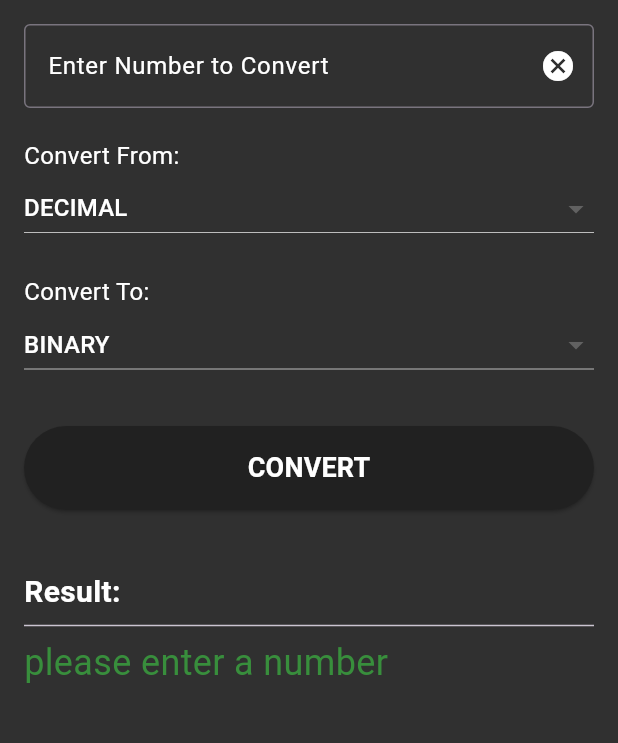
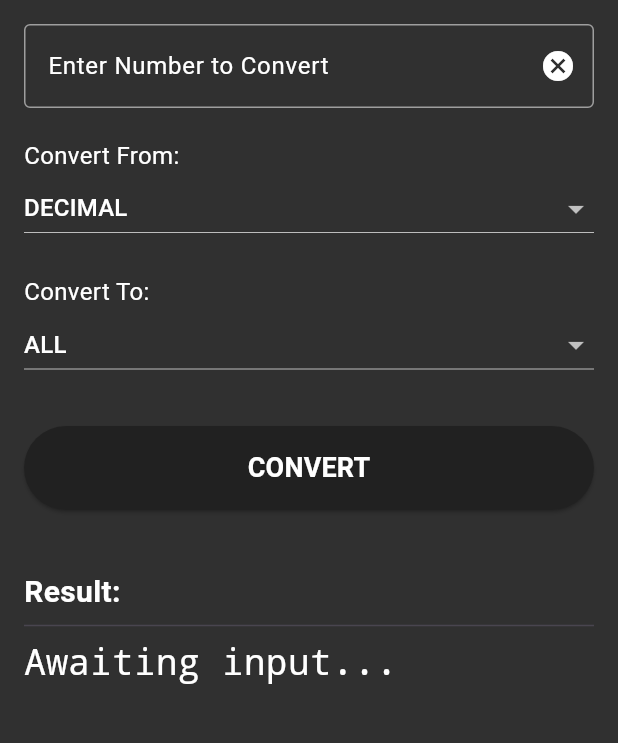
Before and after one commit to Mwaurahh/NumberSystemConverter, a Flutter app: the screen it shows after launch, after a tap on "CONVERT", on a phone screen of 412 x 824 dp, the part 84-827 px from its top. Run offline on Flutter 3.47's test engine with Material 3 defaults, Android fonts, the light colour scheme and no system bars.

Commit message:
Enhance number converter functionality and UI
Updated the number converter app to support conversion to all number systems and improved input handling.

```diff
--- a/lib/main.dart
+++ b/lib/main.dart
@@ -1,7 +1,9 @@
 import 'package:flutter/material.dart';
-void main (){
+
+void main() {
   runApp(const NumberConverterApp());
 }
+
 //main app class
 class NumberConverterApp extends StatelessWidget {
   const NumberConverterApp({super.key});
@@ -13,6 +15,7 @@ class NumberConverterApp extends StatelessWidget {
       theme: ThemeData(
         // Define the default brightness and colors.
         primarySwatch: Colors.grey,
+        brightness: Brightness.dark,
       ),
       debugShowCheckedModeBanner: false,
       //we call the converter screen function here
@@ -20,6 +23,7 @@ class NumberConverterApp extends StatelessWidget {
     );
   }
 }
+
 //convert screen function
 class ConverterScreen extends StatefulWidget {
   const ConverterScreen({super.key});
@@ -30,13 +34,21 @@ class ConverterScreen extends StatefulWidget {
 
 class _ConverterScreenState extends State<ConverterScreen> {
   // where the user gets to input the number
-  final TextEditingController _inputController =TextEditingController();
+  final TextEditingController _inputController = TextEditingController();
 // encapsulate the variables to ensure that external changes wount break the logic
   String _fromSystem = 'DECIMAL';
-  String _toSystem = 'BINARY';
+  String _toSystem = 'ALL';
   String _result = '';
 
-final List<String> _systems = ['DECIMAL','BINARY','OCTAL','HEXADECIMAL'];
+
+  final List<String> _fromSystems = ['DECIMAL', 'BINARY', 'OCTAL', 'HEXADECIMAL'];
+  final List<String> _toSystems = [
+    'ALL',
+    'DECIMAL',
+    'BINARY',
+    'OCTAL',
+    'HEXADECIMAL'
+  ];
 
 //clean the text editor
   @override
@@ -46,7 +58,7 @@ final List<String> _systems = ['DECIMAL','BINARY','OCTAL','HEXADECIMAL'];
   }
 
   // if else statements for the base values
-  int _getBase(String systemName){
+  int _getBase(String systemName) {
     switch (systemName) {
       case 'DECIMAL':
         return 10;
@@ -61,37 +73,59 @@ final List<String> _systems = ['DECIMAL','BINARY','OCTAL','HEXADECIMAL'];
     }
   }
 
-  void _convertNumber(){
+  void _convertNumber() {
     String input = _inputController.text.trim();
-    if (input.isEmpty){
-      setState((){
-        _result = 'please enter a number';
+    if (input.isEmpty) {
+      setState(() {
+        _result = '';
       });
       return;
     }
     //get the base value of the from system
-    int fromBase=_getBase(_fromSystem);
+    int fromBase = _getBase(_fromSystem);
     //convert the input value to decimal first
     BigInt? decimalValue;
     //parse the input value and handle invalid input like letters in binary
-    try{
+    try {
       //converts the input value to bigint
-      decimalValue = BigInt.tryParse(input,radix:fromBase);
+      decimalValue = BigInt.tryParse(input, radix: fromBase);
     }
     //if an error occurs during parsing
-    catch(e){
-      setState((){
-        _result='ERROR!! invalid input for $_fromSystem system.';
+    catch (e) {
+      setState(() {
+        _result = 'ERROR!! invalid input for $_fromSystem system.';
       });
       return;
     }
     //if parsing returns null
-    if (decimalValue==null){
-      setState((){
-        _result='ERROR!! invalid input for $_fromSystem system.';
+    if (decimalValue == null) {
+      setState(() {
+        _result = 'ERROR!! invalid input for $_fromSystem system.';
       });
       return;
     }
+
+    // *** EDIT: Added this new block to handle the 'ALL' selection ***
+    if (_toSystem == 'ALL') {
+      String dec = decimalValue.toString();
+      String bin = decimalValue.toRadixString(2);
+      String oct = decimalValue.toRadixString(8);
+      String hex = decimalValue.toRadixString(16).toUpperCase();
+
+      // Format them into a multi-line string
+      String allResults = '''
+Decimal:      $dec
+Binary:       $bin
+Octal:        $oct
+Hexadecimal:  $hex
+      ''';
+
+      setState(() {
+        _result = allResults;
+      });
+      return; // Stop the function here
+    }
+
 
     //convert the decimal value to the target system
     int toBase = _getBase(_toSystem);
@@ -106,7 +140,6 @@ final List<String> _systems = ['DECIMAL','BINARY','OCTAL','HEXADECIMAL'];
       _result = finalResult;
     });
   }
-
 
   void _clearInput() {
     setState(() {
@@ -124,27 +157,35 @@ final List<String> _systems = ['DECIMAL','BINARY','OCTAL','HEXADECIMAL'];
           'Number System Converter',
         ),
         backgroundColor: Colors.grey[900],
-
         foregroundColor: Colors.white,
       ),
       backgroundColor: Colors.grey[850],
 
       body: SafeArea(
         child: SingleChildScrollView(
-
           padding: const EdgeInsets.all(16.0),
           child: Column(
             crossAxisAlignment: CrossAxisAlignment.stretch,
             children: <Widget>[
               // 1. Input Field
               TextField(
-               style: TextStyle(color:Colors.white),
+                style: const TextStyle(color: Colors.white),
                 controller: _inputController,
                 // Removed specific keyboardType to allow Hex input (A-F)
                 // We'll rely on the conversion logic for validation
+               // Added onChanged to convert live as the user types
+                onChanged: (value) {
+                  _convertNumber();
+                },
                 decoration: InputDecoration(
                   labelText: 'Enter Number to Convert',
                   labelStyle: const TextStyle(color: Colors.white),
+                  enabledBorder: const OutlineInputBorder(
+                    borderSide: BorderSide(color: Colors.grey),
+                  ),
+                  focusedBorder: const OutlineInputBorder(
+                    borderSide: BorderSide(color: Colors.white),
+                  ),
                   border: const OutlineInputBorder(),
                   //button to clear the input field
                   suffixIcon: IconButton(
@@ -157,22 +198,22 @@ final List<String> _systems = ['DECIMAL','BINARY','OCTAL','HEXADECIMAL'];
               const SizedBox(height: 20),
 
               // 2. FROM SYSTEM SELECTION
-             const Text('Convert From:', style: TextStyle(fontSize: 16,
-
-                 color: Colors.white)),
+              const Text('Convert From:',
+                  style: TextStyle(fontSize: 16, color: Colors.white)),
               DropdownButton<String>(
-               dropdownColor: Colors.grey[800] ,
+                dropdownColor: Colors.grey[800],
                 //shows the current selected value
                 value: _fromSystem,
                 isExpanded: true,
-               //list _systems is mapped to create dropdown items
-               items: _systems.map<DropdownMenuItem<String>>((String value) {
+                items:
+                    _fromSystems.map<DropdownMenuItem<String>>((String value) {
                   //map through the list of systems to create dropdown items
                   return DropdownMenuItem<String>(
                     value: value,
-                   child: Text(value, style: const TextStyle(color:Colors.white)),
+                    child:
+                        Text(value, style: const TextStyle(color: Colors.white)),
                   );
-               }).toList(),//creates a list of dropdown menu items
+                }).toList(), //creates a list of dropdown menu items
                 //checks if the user changes the system
                 onChanged: (String? newValue) {
                   setState(() {
@@ -186,20 +227,20 @@ final List<String> _systems = ['DECIMAL','BINARY','OCTAL','HEXADECIMAL'];
               const SizedBox(height: 20),
 
               // 3. TO SYSTEM SELECTION
-             const Text('Convert To:', style: TextStyle(fontSize: 16,
-                 color: Colors.white)),
+              const Text('Convert To:',
+                  style: TextStyle(fontSize: 16, color: Colors.white)),
               DropdownButton<String>(
-               dropdownColor: Colors.grey[800] ,
+                dropdownColor: Colors.grey[800],
                 //shows the current selected value
                 value: _toSystem,
                 isExpanded: true,
-               //list _systems is mapped to create dropdown items
-               items: _systems.map<DropdownMenuItem<String>>((String value) {
+                items: _toSystems.map<DropdownMenuItem<String>>((String value) {
                   return DropdownMenuItem<String>(
                     value: value,
-                   child: Text(value, style: const TextStyle(color:Colors.white)),
+                    child:
+                        Text(value, style: const TextStyle(color: Colors.white)),
                   );
-               }).toList(),//creates a list of dropdown menu items
+                }).toList(), //creates a list of dropdown menu items
                 //checks if the user changes the system
                 onChanged: (String? newValue) {
                   setState(() {
@@ -220,7 +261,8 @@ final List<String> _systems = ['DECIMAL','BINARY','OCTAL','HEXADECIMAL'];
                 ),
                 child: const Text(
                   'CONVERT',
-                 style: TextStyle(fontSize: 18,
+                  style: TextStyle(
+                      fontSize: 18,
                       fontWeight: FontWeight.bold,
                       color: Colors.white),
                 ),
@@ -231,13 +273,20 @@ final List<String> _systems = ['DECIMAL','BINARY','OCTAL','HEXADECIMAL'];
               // 5. Result Display
               const Text(
                 'Result:',
-               style: TextStyle(fontSize: 20, fontWeight: FontWeight.bold,color: Colors.white),
+                style: TextStyle(
+                    fontSize: 20,
+                    fontWeight: FontWeight.bold,
+                    color: Colors.white),
               ),
               const Divider(),
               // Display result text with appropriate styling
               SelectableText(
                 _result.isEmpty ? 'Awaiting input...' : _result,
-               style: TextStyle(fontSize: 24, color: _result.contains('Error') ? Colors.red : Colors.green[700]),
+                style: TextStyle(
+                  fontSize: 24,
+                  color: _result.contains('ERROR') ? Colors.red : Colors.white,
+                  fontFamily: 'monospace',
+                ),
               ),
             ],
           ),
```
Lines whose indentation alone changed are shown as unchanged.
